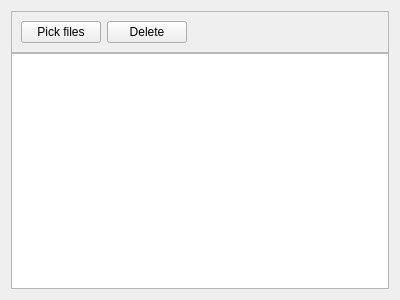
Qt form code/src/main/resources/base/ui/filemanager.ui (felixdittrich92/mission-uncuttable) before a commit.
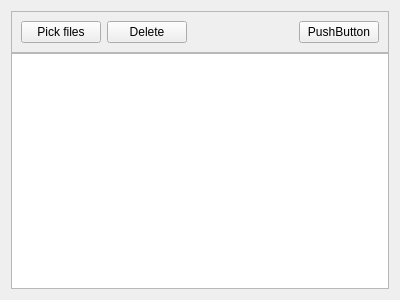
The same form after that commit.

Commit message: #230 Add classes and new folder button

```diff
--- a/code/src/main/resources/base/ui/filemanager.ui
+++ b/code/src/main/resources/base/ui/filemanager.ui
@@ -56,6 +56,13 @@
         </property>
        </spacer>
       </item>
+      <item>
+       <widget class="QPushButton" name="new_folder_button">
+        <property name="text">
+         <string>PushButton</string>
+        </property>
+       </widget>
+      </item>
      </layout>
     </widget>
    </item>
```
Left out of the diff: 4 changed lines with no effect on the pictures. The commit also changes 9 other files.
